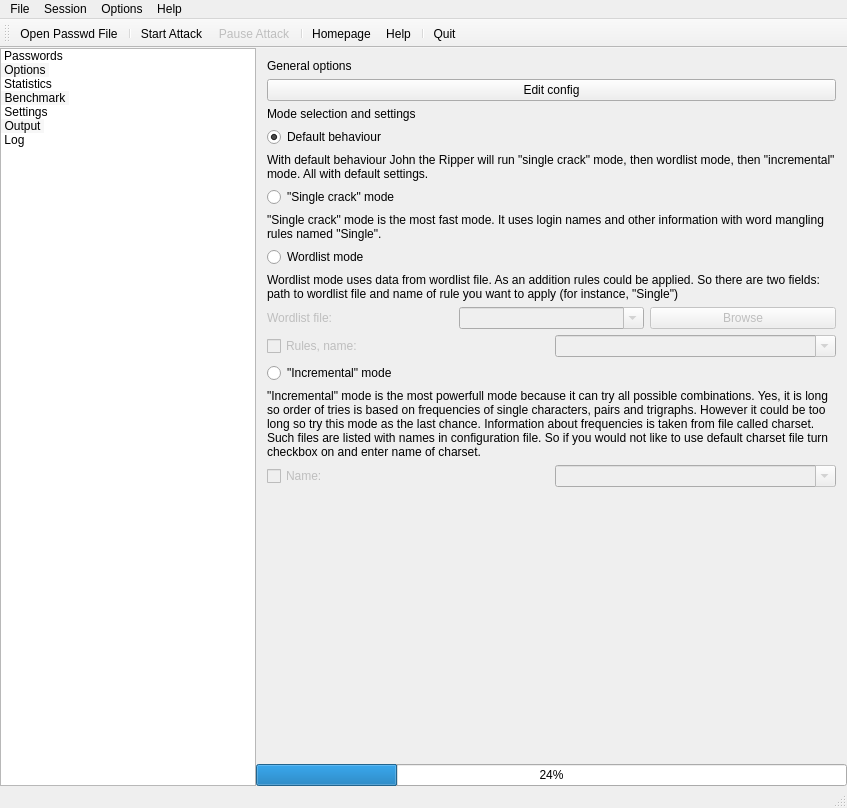
openwall/johnny, file mainwindow.ui: the form before one commit.
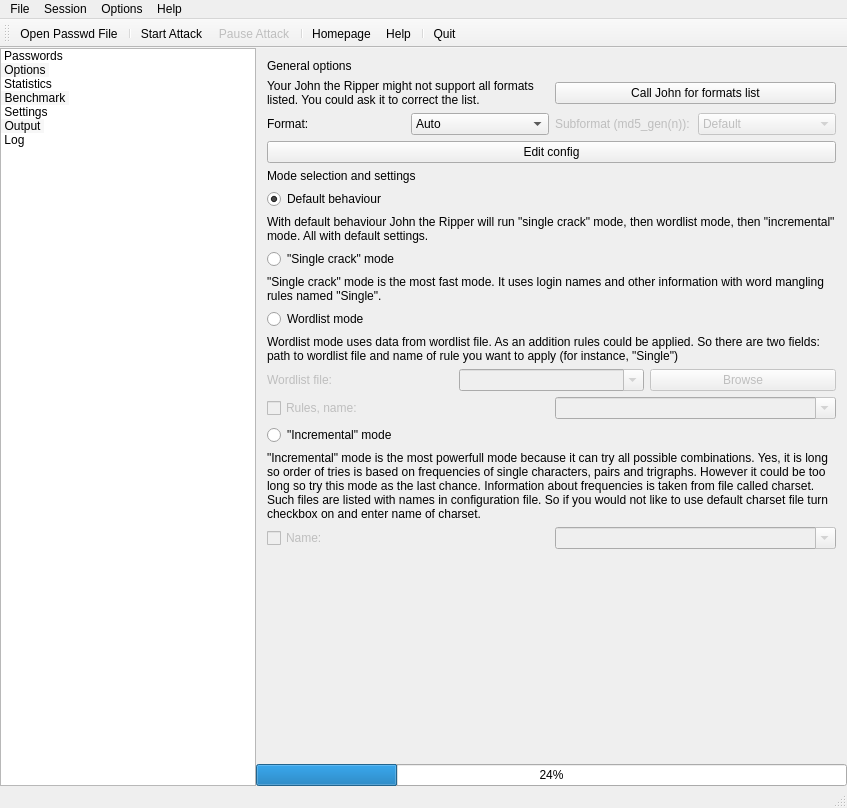
The form after the commit. Icons and pictures are not drawn.

Commit message: Format option is added

Patch:
```diff
--- a/mainwindow.ui
+++ b/mainwindow.ui
@@ -273,6 +273,73 @@
              </property>
             </widget>
            </item>
+           <item>
+            <layout class="QVBoxLayout" name="verticalLayout_8">
+             <item>
+              <layout class="QHBoxLayout" name="horizontalLayout_6">
+               <item>
+                <widget class="QLabel" name="label_10">
+                 <property name="text">
+                  <string>Your John the Ripper might not support all formats listed. You could ask it to correct the list.</string>
+                 </property>
+                 <property name="wordWrap">
+                  <bool>true</bool>
+                 </property>
+                </widget>
+               </item>
+               <item>
+                <widget class="QPushButton" name="pushButton_4">
+                 <property name="text">
+                  <string>Call John for formats list</string>
+                 </property>
+                </widget>
+               </item>
+              </layout>
+             </item>
+             <item>
+              <layout class="QHBoxLayout" name="horizontalLayout_5">
+               <item>
+                <widget class="QLabel" name="label_8">
+                 <property name="text">
+                  <string>Format:</string>
+                 </property>
+                </widget>
+               </item>
+               <item>
+                <widget class="QComboBox" name="comboBox_4">
+                 <item>
+                  <property name="text">
+                   <string>Auto</string>
+                  </property>
+                 </item>
+                </widget>
+               </item>
+               <item>
+                <widget class="QLabel" name="label_9">
+                 <property name="enabled">
+                  <bool>false</bool>
+                 </property>
+                 <property name="text">
+                  <string>Subformat (md5_gen(n)):</string>
+                 </property>
+                </widget>
+               </item>
+               <item>
+                <widget class="QComboBox" name="comboBox_5">
+                 <property name="enabled">
+                  <bool>false</bool>
+                 </property>
+                 <item>
+                  <property name="text">
+                   <string>Default</string>
+                  </property>
+                 </item>
+                </widget>
+               </item>
+              </layout>
+             </item>
+            </layout>
+           </item>
            <item>
             <widget class="QPushButton" name="pushButton_3">
              <property name="text">
```
